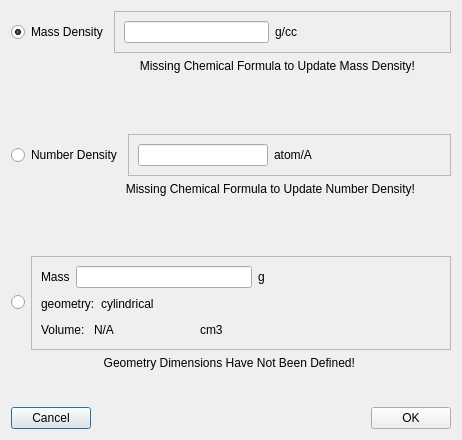
Before: the Qt Designer form designer/ui_mass_density.ui in neutrons/addie, drawn with Qt 5.
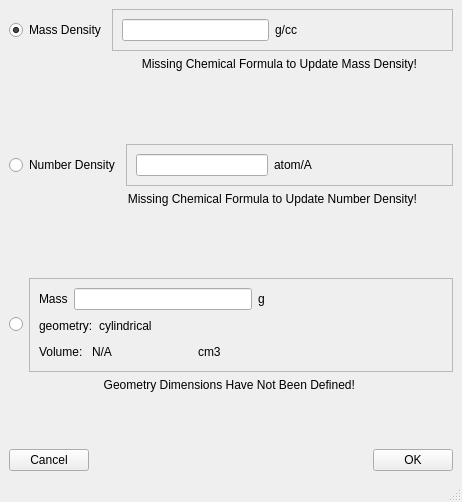
After: the same form once the commit is applied.

Commit message: mass density ui is now a window and not a dialog. Implemented calculation of neutron density from mass density

Patch:
```diff
--- a/designer/ui_mass_density.ui
+++ b/designer/ui_mass_density.ui
@@ -1,7 +1,7 @@
 <?xml version="1.0" encoding="UTF-8"?>
 <ui version="4.0">
- <class>Dialog</class>
- <widget class="QDialog" name="Dialog">
+ <class>MainWindow</class>
+ <widget class="QMainWindow" name="MainWindow">
   <property name="windowModality">
    <enum>Qt::WindowModal</enum>
   </property>
@@ -10,21 +10,16 @@
     <x>0</x>
     <y>0</y>
     <width>462</width>
-    <height>440</height>
+    <height>502</height>
    </rect>
   </property>
-  <property name="sizePolicy">
-   <sizepolicy hsizetype="Fixed" vsizetype="Fixed">
-    <horstretch>0</horstretch>
-    <verstretch>0</verstretch>
-   </sizepolicy>
-  </property>
   <property name="windowTitle">
    <string>Mass Density / Number Density / ...</string>
   </property>
-  <property name="modal">
+  <property name="documentMode">
    <bool>true</bool>
   </property>
+  <widget class="QWidget" name="centralwidget">
   <layout class="QVBoxLayout" name="verticalLayout_2">
    <item>
     <layout class="QHBoxLayout" name="horizontalLayout_6">
@@ -121,8 +116,8 @@
      </property>
      <property name="sizeHint" stdset="0">
       <size>
-       <width>20</width>
-       <height>40</height>
+        <width>441</width>
+        <height>25</height>
       </size>
      </property>
     </spacer>
@@ -219,8 +214,8 @@
      </property>
      <property name="sizeHint" stdset="0">
       <size>
-       <width>20</width>
-       <height>40</height>
+        <width>441</width>
+        <height>26</height>
       </size>
      </property>
     </spacer>
@@ -390,8 +385,8 @@
      </property>
      <property name="sizeHint" stdset="0">
       <size>
-       <width>20</width>
-       <height>32</height>
+        <width>441</width>
+        <height>17</height>
       </size>
      </property>
     </spacer>
@@ -429,6 +424,18 @@
    </item>
   </layout>
  </widget>
+  <widget class="QMenuBar" name="menubar">
+   <property name="geometry">
+    <rect>
+     <x>0</x>
+     <y>0</y>
+     <width>462</width>
+     <height>22</height>
+    </rect>
+   </property>
+  </widget>
+  <widget class="QStatusBar" name="statusbar"/>
+ </widget>
  <resources/>
  <connections>
   <connection>
```
Left out of the diff: 154 changed lines with no effect on the pictures. Lines whose indentation alone changed are shown as unchanged. The commit also changes 2 other files.
